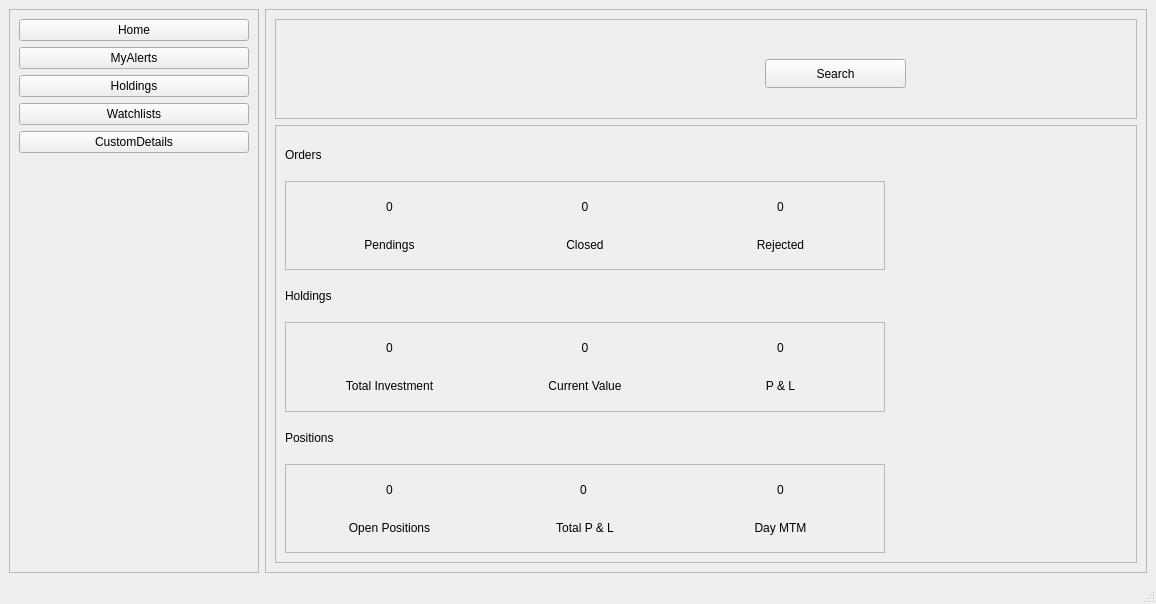
Old version of the form UIFiles/home.ui in the repository ShubhamMandavkar/TYLiveProjectt-StockAutomationSystem.
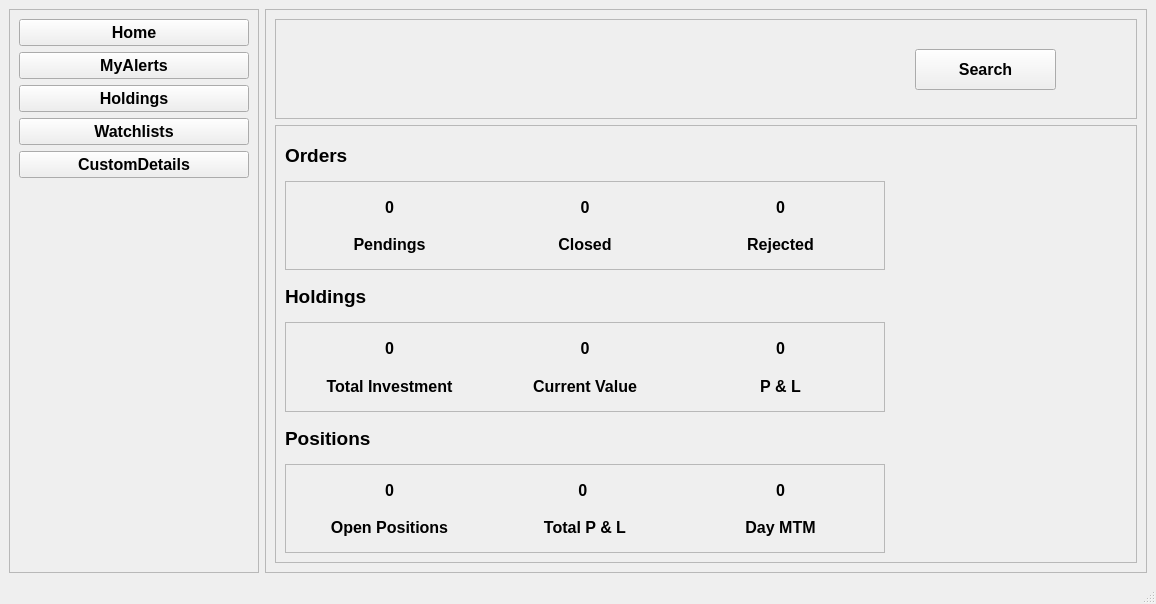
New version of the form.

What changed in the file:
```diff
--- a/UIFiles/home.ui
+++ b/UIFiles/home.ui
@@ -32,6 +32,12 @@
       <layout class="QFormLayout" name="formLayout">
        <item row="1" column="0" colspan="2">
         <widget class="QPushButton" name="btnMyAlerts">
+         <property name="font">
+          <font>
+           <pointsize>12</pointsize>
+           <bold>true</bold>
+          </font>
+         </property>
          <property name="text">
           <string>MyAlerts</string>
          </property>
@@ -39,6 +45,12 @@
        </item>
        <item row="2" column="0" colspan="2">
         <widget class="QPushButton" name="btnHoldings">
+         <property name="font">
+          <font>
+           <pointsize>12</pointsize>
+           <bold>true</bold>
+          </font>
+         </property>
          <property name="text">
           <string>Holdings</string>
          </property>
@@ -46,6 +58,12 @@
        </item>
        <item row="4" column="0" colspan="2">
         <widget class="QPushButton" name="btnCustomDetails">
+         <property name="font">
+          <font>
+           <pointsize>12</pointsize>
+           <bold>true</bold>
+          </font>
+         </property>
          <property name="text">
           <string>CustomDetails</string>
          </property>
@@ -53,6 +71,12 @@
        </item>
        <item row="3" column="0" colspan="2">
         <widget class="QPushButton" name="btnWatchlists">
+         <property name="font">
+          <font>
+           <pointsize>12</pointsize>
+           <bold>true</bold>
+          </font>
+         </property>
          <property name="text">
           <string>Watchlists</string>
          </property>
@@ -60,6 +84,12 @@
        </item>
        <item row="0" column="0" colspan="2">
         <widget class="QPushButton" name="btnHome">
+         <property name="font">
+          <font>
+           <pointsize>12</pointsize>
+           <bold>true</bold>
+          </font>
+         </property>
          <property name="text">
           <string>Home</string>
          </property>
@@ -94,12 +124,18 @@
          <widget class="QPushButton" name="btnSearch">
           <property name="geometry">
            <rect>
-            <x>490</x>
-            <y>40</y>
+            <x>640</x>
+            <y>30</y>
             <width>141</width>
-            <height>29</height>
+            <height>41</height>
            </rect>
           </property>
+          <property name="font">
+           <font>
+            <pointsize>12</pointsize>
+            <bold>true</bold>
+           </font>
+          </property>
           <property name="text">
            <string>Search</string>
           </property>
@@ -123,6 +159,12 @@
               <height>40</height>
              </size>
             </property>
+            <property name="font">
+             <font>
+              <pointsize>14</pointsize>
+              <bold>true</bold>
+             </font>
+            </property>
             <property name="text">
              <string>Orders</string>
             </property>
@@ -145,6 +187,12 @@
             <layout class="QGridLayout" name="gridLayout">
              <item row="2" column="1">
               <widget class="QLabel" name="lblClosed">
+               <property name="font">
+                <font>
+                 <pointsize>12</pointsize>
+                 <bold>true</bold>
+                </font>
+               </property>
                <property name="text">
                 <string>Closed</string>
                </property>
@@ -155,6 +203,12 @@
              </item>
              <item row="2" column="0">
               <widget class="QLabel" name="lblPendings">
+               <property name="font">
+                <font>
+                 <pointsize>12</pointsize>
+                 <bold>true</bold>
+                </font>
+               </property>
                <property name="text">
                 <string>Pendings</string>
                </property>
@@ -165,6 +219,12 @@
              </item>
              <item row="0" column="0">
               <widget class="QLabel" name="lblPendingsVal">
+               <property name="font">
+                <font>
+                 <pointsize>12</pointsize>
+                 <bold>true</bold>
+                </font>
+               </property>
                <property name="text">
                 <string>0</string>
                </property>
@@ -175,6 +235,12 @@
              </item>
              <item row="0" column="1">
               <widget class="QLabel" name="lblClosedVal">
+               <property name="font">
+                <font>
+                 <pointsize>12</pointsize>
+                 <bold>true</bold>
+                </font>
+               </property>
                <property name="text">
                 <string>0</string>
                </property>
@@ -185,6 +251,12 @@
              </item>
              <item row="0" column="2">
               <widget class="QLabel" name="lblRejectedVal">
+               <property name="font">
+                <font>
+                 <pointsize>12</pointsize>
+                 <bold>true</bold>
+                </font>
+               </property>
                <property name="text">
                 <string>0</string>
                </property>
@@ -195,6 +267,12 @@
              </item>
              <item row="2" column="2">
               <widget class="QLabel" name="lblRejected">
+               <property name="font">
+                <font>
+                 <pointsize>12</pointsize>
+                 <bold>true</bold>
+                </font>
+               </property>
                <property name="text">
                 <string>Rejected</string>
                </property>
@@ -214,6 +292,12 @@
               <height>40</height>
              </size>
             </property>
+            <property name="font">
+             <font>
+              <pointsize>14</pointsize>
+              <bold>true</bold>
+             </font>
+            </property>
             <property name="text">
              <string>Holdings</string>
             </property>
@@ -236,6 +320,12 @@
             <layout class="QGridLayout" name="gridLayout_2">
              <item row="1" column="0">
               <widget class="QLabel" name="lblToltalInv">
+               <property name="font">
+                <font>
+                 <pointsize>12</pointsize>
+                 <bold>true</bold>
+                </font>
+               </property>
                <property name="text">
                 <string>Total Investment</string>
                </property>
@@ -246,6 +336,12 @@
              </item>
              <item row="0" column="1">
               <widget class="QLabel" name="lbalCurrentValueVal">
+               <property name="font">
+                <font>
+                 <pointsize>12</pointsize>
+                 <bold>true</bold>
+                </font>
+               </property>
                <property name="text">
                 <string>0</string>
                </property>
@@ -256,6 +352,12 @@
              </item>
              <item row="0" column="2">
               <widget class="QLabel" name="lblPandLVal">
+               <property name="font">
+                <font>
+                 <pointsize>12</pointsize>
+                 <bold>true</bold>
+                </font>
+               </property>
                <property name="text">
                 <string>0</string>
                </property>
@@ -266,6 +368,12 @@
              </item>
              <item row="0" column="0">
               <widget class="QLabel" name="lblTotalInvVal">
+               <property name="font">
+                <font>
+                 <pointsize>12</pointsize>
+                 <bold>true</bold>
+                </font>
+               </property>
                <property name="text">
                 <string>0</string>
                </property>
@@ -276,6 +384,12 @@
              </item>
              <item row="1" column="2">
               <widget class="QLabel" name="lblPandL">
+               <property name="font">
+                <font>
+                 <pointsize>12</pointsize>
+                 <bold>true</bold>
+                </font>
+               </property>
                <property name="text">
                 <string>P &amp; L</string>
                </property>
@@ -286,6 +400,12 @@
              </item>
              <item row="1" column="1">
               <widget class="QLabel" name="lblCurrentValue">
+               <property name="font">
+                <font>
+                 <pointsize>12</pointsize>
+                 <bold>true</bold>
+                </font>
+               </property>
                <property name="text">
                 <string>Current Value</string>
                </property>
@@ -305,6 +425,12 @@
               <height>40</height>
              </size>
             </property>
+            <property name="font">
+             <font>
+              <pointsize>14</pointsize>
+              <bold>true</bold>
+             </font>
+            </property>
             <property name="text">
              <string>Positions</string>
             </property>
@@ -327,6 +453,12 @@
             <layout class="QGridLayout" name="gridLayout_3">
              <item row="1" column="1">
               <widget class="QLabel" name="lblTotalPandL">
+               <property name="font">
+                <font>
+                 <pointsize>12</pointsize>
+                 <bold>true</bold>
+                </font>
+               </property>
                <property name="text">
                 <string>Total P &amp; L</string>
                </property>
@@ -337,6 +469,12 @@
              </item>
              <item row="0" column="1">
               <widget class="QLabel" name="lblTotalPandLVal">
+               <property name="font">
+                <font>
+                 <pointsize>12</pointsize>
+                 <bold>true</bold>
+                </font>
+               </property>
                <property name="text">
                 <string>0 </string>
                </property>
@@ -347,6 +485,12 @@
              </item>
              <item row="1" column="0">
               <widget class="QLabel" name="lblOpenPos">
+               <property name="font">
+                <font>
+                 <pointsize>12</pointsize>
+                 <bold>true</bold>
+                </font>
+               </property>
                <property name="text">
                 <string>Open Positions</string>
                </property>
@@ -357,6 +501,12 @@
              </item>
              <item row="0" column="0">
               <widget class="QLabel" name="lblOpenPosVal">
+               <property name="font">
+                <font>
+                 <pointsize>12</pointsize>
+                 <bold>true</bold>
+                </font>
+               </property>
                <property name="text">
                 <string>0</string>
                </property>
@@ -367,6 +517,12 @@
              </item>
              <item row="0" column="2">
               <widget class="QLabel" name="lblDayMTMVal">
+               <property name="font">
+                <font>
+                 <pointsize>12</pointsize>
+                 <bold>true</bold>
+                </font>
+               </property>
                <property name="text">
                 <string>0</string>
                </property>
@@ -377,6 +533,12 @@
              </item>
              <item row="1" column="2">
               <widget class="QLabel" name="lblDayMTM">
+               <property name="font">
+                <font>
+                 <pointsize>12</pointsize>
+                 <bold>true</bold>
+                </font>
+               </property>
                <property name="text">
                 <string>Day MTM</string>
                </property>
```
